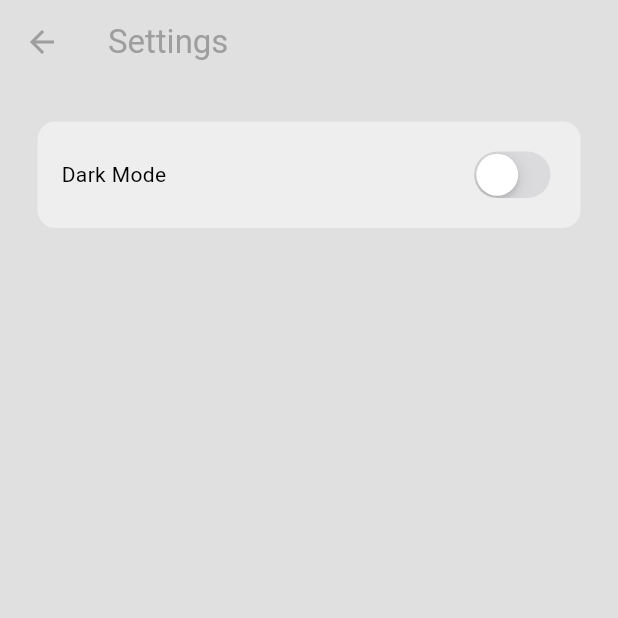
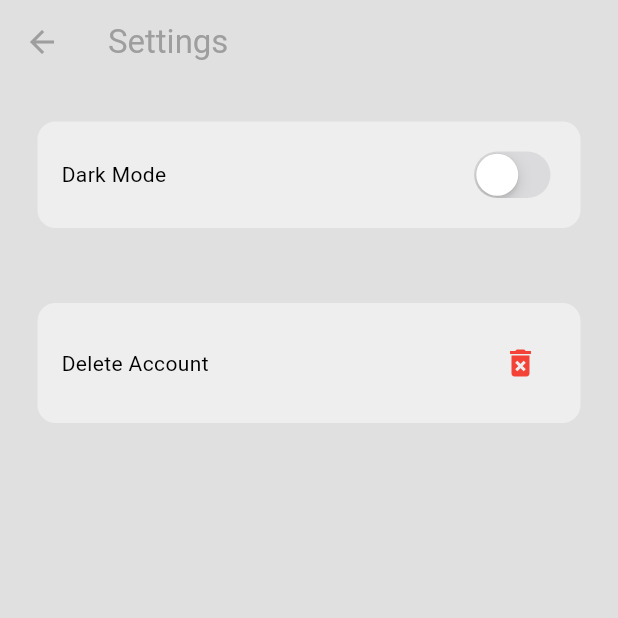
Before and after one commit to Hiep848/Project_1, a Flutter app: the screen it shows once a user with an empty profile is signed in, in the side drawer, after a tap on "S E T T I N G S", on a phone screen of 412 x 824 dp, the top half of it. Run offline on Flutter 3.47's test engine with Material 3 defaults, Android fonts, the phone set to English and light mode, and no system bars; our stand-ins replace cloud_firestore, firebase_auth, firebase_core; accounts and stored records are empty; network calls fail.

Commit message:
Update Delete Usecase

```diff
--- a/mini_chat/lib/main.dart
+++ b/mini_chat/lib/main.dart
@@ -8,6 +8,7 @@ import 'package:provider/provider.dart';
 void main() async {
   WidgetsFlutterBinding.ensureInitialized();
   await Firebase.initializeApp(options: DefaultFirebaseOptions.currentPlatform);
+
   runApp(
     ChangeNotifierProvider(
       create: (context) => ThemeProvider(),
--- a/mini_chat/lib/pages/login_page.dart
+++ b/mini_chat/lib/pages/login_page.dart
@@ -21,7 +21,8 @@ class LoginPage extends StatelessWidget{
 
     // try login
     try {
-      await authService.signInWithEmailPassword(_emailController.text, _pwController.text);
+      await
+        authService.signInWithEmailPassword(_emailController.text, _pwController.text);
     }
 
     // catch any errors
--- a/mini_chat/lib/pages/settings_page.dart
+++ b/mini_chat/lib/pages/settings_page.dart
@@ -1,6 +1,7 @@
 import 'package:flutter/cupertino.dart';
 import 'package:flutter/material.dart';
 import 'package:mini_chat/themes/theme_provider.dart';
+import 'package:mini_chat/services/settings/settings_service.dart';
 import 'package:provider/provider.dart';
 
 class SettingsPage extends StatelessWidget {
@@ -8,6 +9,9 @@ class SettingsPage extends StatelessWidget {
 
   @override
   Widget build(BuildContext context) {
+
+    final settingsService = SettingsService();
+
     return Scaffold(
       backgroundColor: Theme.of(context).colorScheme.surface,
       appBar:  AppBar(
@@ -17,7 +21,9 @@ class SettingsPage extends StatelessWidget {
         elevation: 0,
       ),
 
-      body: Container(
+      body: Column(
+        children: [
+      Container(
         decoration:
           BoxDecoration(color: Theme.of(context).colorScheme.secondary,
           borderRadius: BorderRadius.circular(12),
@@ -40,7 +46,35 @@ class SettingsPage extends StatelessWidget {
             ),
           ],
         ),
-      )
+      ),
+
+      // delete account button
+      Container(
+        decoration:
+          BoxDecoration(color: Theme.of(context).colorScheme.secondary,
+          borderRadius: BorderRadius.circular(12),
+        ),
+        margin: const EdgeInsets.all(25),
+        padding: const EdgeInsets.all(16),
+
+        child: Row(
+              mainAxisAlignment: MainAxisAlignment.spaceBetween,
+              children: [
+                const Text("Delete Account"),
+                IconButton(
+                  onPressed: () => settingsService.deleteUserAccount(context),  // Gọi từ service
+                  icon: const Icon(
+                    Icons.delete_forever,
+                    color: Colors.red,
+                  ),
+                ),
+          ],
+        ),
+      ),
+
+
+    ],
+    ),
     );
   }
 }
```
Also changed, not shown: mini_chat/lib/pages/register_page.dart (+4 -4 lines), mini_chat/lib/services/auth/auth_service.dart (+29 -0 lines), mini_chat/lib/services/settings/settings_service.dart (added, +88 -0 lines).
